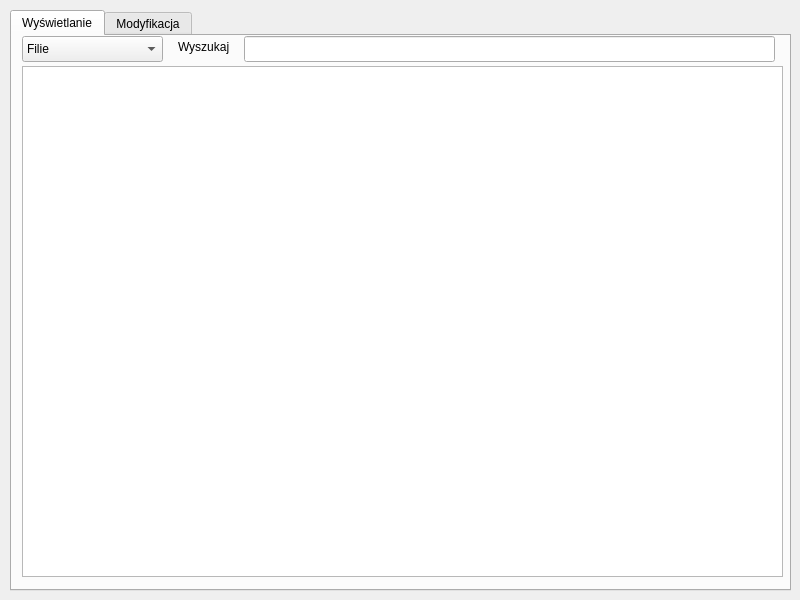
The window that UI/main_window.ui (Ambulanss/library-app) describes before a commit, drawn with Qt 5.
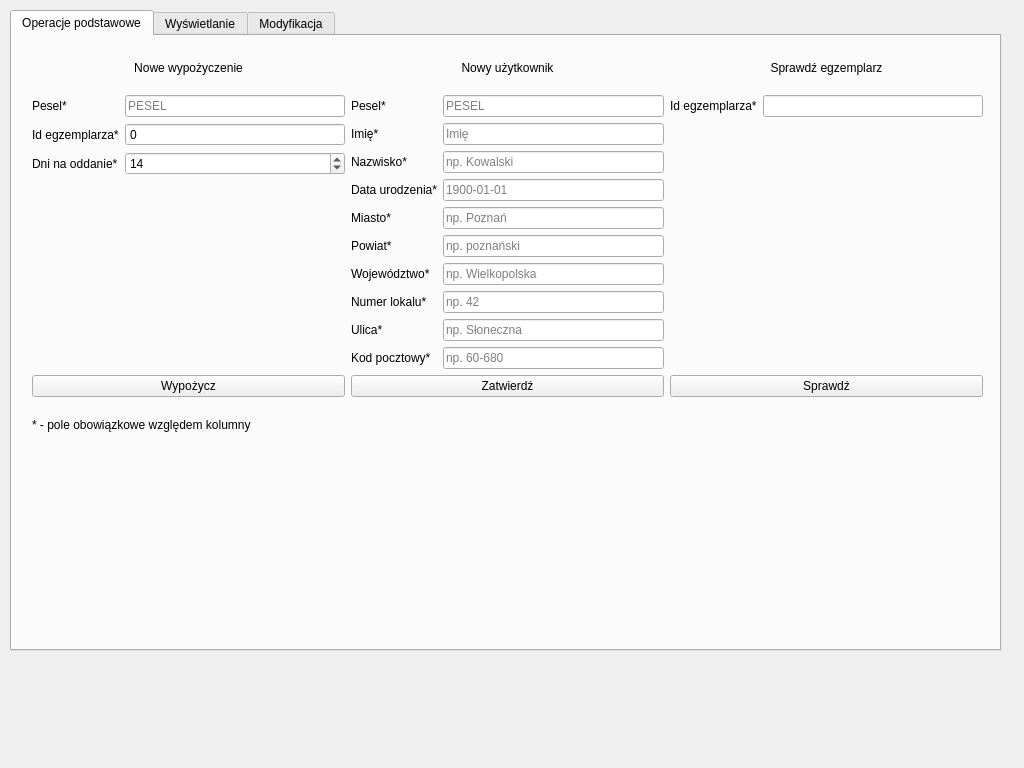
The same window after the commit.

```diff
--- a/UI/main_window.ui
+++ b/UI/main_window.ui
@@ -6,26 +6,26 @@
    <rect>
     <x>0</x>
     <y>0</y>
-    <width>800</width>
-    <height>600</height>
+    <width>1024</width>
+    <height>768</height>
    </rect>
   </property>
   <property name="sizePolicy">
-   <sizepolicy hsizetype="Minimum" vsizetype="Maximum">
+   <sizepolicy hsizetype="Fixed" vsizetype="Fixed">
     <horstretch>0</horstretch>
     <verstretch>0</verstretch>
    </sizepolicy>
   </property>
   <property name="minimumSize">
    <size>
-    <width>800</width>
-    <height>600</height>
+    <width>1024</width>
+    <height>768</height>
    </size>
   </property>
   <property name="maximumSize">
    <size>
-    <width>800</width>
-    <height>600</height>
+    <width>1024</width>
+    <height>768</height>
    </size>
   </property>
   <property name="windowTitle">
@@ -36,8 +36,8 @@
     <rect>
      <x>10</x>
      <y>10</y>
-     <width>781</width>
-     <height>581</height>
+     <width>991</width>
+     <height>641</height>
     </rect>
    </property>
    <layout class="QGridLayout" name="gridLayout">
@@ -52,17 +52,353 @@
       <property name="currentIndex">
        <number>0</number>
       </property>
+      <widget class="QWidget" name="tab_3">
+       <attribute name="title">
+        <string>Operacje podstawowe</string>
+       </attribute>
+       <widget class="QWidget" name="gridLayoutWidget_2">
+        <property name="geometry">
+         <rect>
+          <x>20</x>
+          <y>10</y>
+          <width>951</width>
+          <height>400</height>
+         </rect>
+        </property>
+        <layout class="QGridLayout" name="gridLayout_2">
+         <item row="0" column="2">
+          <widget class="QLabel" name="label_19">
+           <property name="text">
+            <string>Sprawdź egzemplarz</string>
+           </property>
+           <property name="alignment">
+            <set>Qt::AlignCenter</set>
+           </property>
+          </widget>
+         </item>
+         <item row="2" column="1">
+          <widget class="QPushButton" name="addUserButton">
+           <property name="text">
+            <string>Zatwierdź</string>
+           </property>
+          </widget>
+         </item>
+         <item row="1" column="2">
+          <layout class="QFormLayout" name="formLayout_5">
+           <item row="0" column="0">
+            <widget class="QLabel" name="label_18">
+             <property name="text">
+              <string>Id egzemplarza*</string>
+             </property>
+            </widget>
+           </item>
+           <item row="0" column="1">
+            <widget class="QLineEdit" name="lineEdit_2_1"/>
+           </item>
+          </layout>
+         </item>
+         <item row="2" column="2">
+          <widget class="QPushButton" name="checkBookButton">
+           <property name="text">
+            <string>Sprawdź</string>
+           </property>
+          </widget>
+         </item>
+         <item row="1" column="1">
+          <layout class="QFormLayout" name="formLayout_3">
+           <item row="0" column="0">
+            <widget class="QLabel" name="label_6">
+             <property name="text">
+              <string>Pesel*</string>
+             </property>
+            </widget>
+           </item>
+           <item row="0" column="1">
+            <widget class="QLineEdit" name="lineEdit_1_1">
+             <property name="inputMethodHints">
+              <set>Qt::ImhDigitsOnly</set>
+             </property>
+             <property name="maxLength">
+              <number>11</number>
+             </property>
+             <property name="placeholderText">
+              <string notr="true">PESEL</string>
+             </property>
+            </widget>
+           </item>
+           <item row="1" column="0">
+            <widget class="QLabel" name="label_7">
+             <property name="text">
+              <string>Imię*</string>
+             </property>
+            </widget>
+           </item>
+           <item row="1" column="1">
+            <widget class="QLineEdit" name="lineEdit_1_2">
+             <property name="maxLength">
+              <number>50</number>
+             </property>
+             <property name="placeholderText">
+              <string notr="true">Imię</string>
+             </property>
+            </widget>
+           </item>
+           <item row="2" column="0">
+            <widget class="QLabel" name="label_8">
+             <property name="text">
+              <string>Nazwisko*</string>
+             </property>
+            </widget>
+           </item>
+           <item row="2" column="1">
+            <widget class="QLineEdit" name="lineEdit_1_3">
+             <property name="maxLength">
+              <number>50</number>
+             </property>
+             <property name="placeholderText">
+              <string notr="true">np. Kowalski</string>
+             </property>
+            </widget>
+           </item>
+           <item row="3" column="0">
+            <widget class="QLabel" name="label_9">
+             <property name="text">
+              <string>Data urodzenia*</string>
+             </property>
+            </widget>
+           </item>
+           <item row="3" column="1">
+            <widget class="QLineEdit" name="lineEdit_1_4">
+             <property name="inputMethodHints">
+              <set>Qt::ImhDate</set>
+             </property>
+             <property name="text">
+              <string/>
+             </property>
+             <property name="maxLength">
+              <number>10</number>
+             </property>
+             <property name="placeholderText">
+              <string notr="true">1900-01-01</string>
+             </property>
+            </widget>
+           </item>
+           <item row="4" column="0">
+            <widget class="QLabel" name="label_10">
+             <property name="text">
+              <string>Miasto*</string>
+             </property>
+            </widget>
+           </item>
+           <item row="4" column="1">
+            <widget class="QLineEdit" name="lineEdit_1_5">
+             <property name="maxLength">
+              <number>50</number>
+             </property>
+             <property name="placeholderText">
+              <string notr="true">np. Poznań</string>
+             </property>
+            </widget>
+           </item>
+           <item row="5" column="0">
+            <widget class="QLabel" name="label_11">
+             <property name="text">
+              <string>Powiat*</string>
+             </property>
+            </widget>
+           </item>
+           <item row="5" column="1">
+            <widget class="QLineEdit" name="lineEdit_1_6">
+             <property name="maxLength">
+              <number>50</number>
+             </property>
+             <property name="placeholderText">
+              <string notr="true">np. poznański</string>
+             </property>
+            </widget>
+           </item>
+           <item row="6" column="0">
+            <widget class="QLabel" name="label_14">
+             <property name="text">
+              <string>Województwo*</string>
+             </property>
+            </widget>
+           </item>
+           <item row="6" column="1">
+            <widget class="QLineEdit" name="lineEdit_1_7">
+             <property name="maxLength">
+              <number>50</number>
+             </property>
+             <property name="placeholderText">
+              <string notr="true">np. Wielkopolska</string>
+             </property>
+            </widget>
+           </item>
+           <item row="7" column="0">
+            <widget class="QLabel" name="label_15">
+             <property name="text">
+              <string>Numer lokalu*</string>
+             </property>
+            </widget>
+           </item>
+           <item row="7" column="1">
+            <widget class="QLineEdit" name="lineEdit_1_8">
+             <property name="text">
+              <string/>
+             </property>
+             <property name="placeholderText">
+              <string notr="true">np. 42</string>
+             </property>
+            </widget>
+           </item>
+           <item row="8" column="0">
+            <widget class="QLabel" name="label_16">
+             <property name="text">
+              <string>Ulica*</string>
+             </property>
+            </widget>
+           </item>
+           <item row="8" column="1">
+            <widget class="QLineEdit" name="lineEdit_1_9">
+             <property name="placeholderText">
+              <string notr="true">np. Słoneczna</string>
+             </property>
+            </widget>
+           </item>
+           <item row="9" column="0">
+            <widget class="QLabel" name="label_17">
+             <property name="text">
+              <string>Kod pocztowy*</string>
+             </property>
+            </widget>
+           </item>
+           <item row="9" column="1">
+            <widget class="QLineEdit" name="lineEdit_1_10">
+             <property name="maxLength">
+              <number>6</number>
+             </property>
+             <property name="placeholderText">
+              <string notr="true">np. 60-680</string>
+             </property>
+            </widget>
+           </item>
+          </layout>
+         </item>
+         <item row="0" column="0">
+          <widget class="QLabel" name="label_12">
+           <property name="text">
+            <string>Nowe wypożyczenie</string>
+           </property>
+           <property name="alignment">
+            <set>Qt::AlignCenter</set>
+           </property>
+          </widget>
+         </item>
+         <item row="2" column="0">
+          <widget class="QPushButton" name="borrowButton">
+           <property name="text">
+            <string>Wypożycz</string>
+           </property>
+          </widget>
+         </item>
+         <item row="1" column="0">
+          <layout class="QFormLayout" name="formLayout_2">
+           <item row="0" column="0">
+            <widget class="QLabel" name="label_3">
+             <property name="text">
+              <string>Pesel*</string>
+             </property>
+            </widget>
+           </item>
+           <item row="0" column="1">
+            <widget class="QLineEdit" name="lineEdit_0_1">
+             <property name="toolTip">
+              <string>&lt;html&gt;&lt;head/&gt;&lt;body&gt;&lt;p&gt;&lt;span style=&quot; font-weight:600;&quot;&gt;PESEL &lt;/span&gt;- 11 znaków&lt;/p&gt;&lt;/body&gt;&lt;/html&gt;</string>
+             </property>
+             <property name="inputMethodHints">
+              <set>Qt::ImhDigitsOnly</set>
+             </property>
+             <property name="maxLength">
+              <number>11</number>
+             </property>
+             <property name="placeholderText">
+              <string notr="true">PESEL</string>
+             </property>
+             <property name="clearButtonEnabled">
+              <bool>true</bool>
+             </property>
+            </widget>
+           </item>
+           <item row="1" column="0">
+            <widget class="QLabel" name="label_4">
+             <property name="text">
+              <string>Id egzemplarza*</string>
+             </property>
+            </widget>
+           </item>
+           <item row="2" column="0">
+            <widget class="QLabel" name="label_5">
+             <property name="text">
+              <string>Dni na oddanie*</string>
+             </property>
+            </widget>
+           </item>
+           <item row="1" column="1">
+            <widget class="QSpinBox" name="spinBox">
+             <property name="buttonSymbols">
+              <enum>QAbstractSpinBox::NoButtons</enum>
+             </property>
+             <property name="maximum">
+              <number>1000000</number>
+             </property>
+            </widget>
+           </item>
+           <item row="2" column="1">
+            <widget class="QSpinBox" name="spinBox_2">
+             <property name="maximum">
+              <number>120</number>
+             </property>
+             <property name="value">
+              <number>14</number>
+             </property>
+            </widget>
+           </item>
+          </layout>
+         </item>
+         <item row="0" column="1">
+          <widget class="QLabel" name="label_13">
+           <property name="text">
+            <string>Nowy użytkownik</string>
+           </property>
+           <property name="alignment">
+            <set>Qt::AlignCenter</set>
+           </property>
+          </widget>
+         </item>
+         <item row="3" column="0">
+          <widget class="QLabel" name="label">
+           <property name="text">
+            <string>* - pole obowiązkowe względem kolumny</string>
+           </property>
+          </widget>
+         </item>
+        </layout>
+       </widget>
+      </widget>
       <widget class="QWidget" name="tab">
        <attribute name="title">
         <string>Wyświetlanie</string>
        </attribute>
        <widget class="QTableView" name="tableView">
+        <property name="enabled">
+         <bool>true</bool>
+        </property>
         <property name="geometry">
          <rect>
           <x>10</x>
-          <y>30</y>
-          <width>761</width>
-          <height>511</height>
+          <y>70</y>
+          <width>951</width>
+          <height>521</height>
          </rect>
         </property>
        </widget>
@@ -71,7 +407,7 @@
          <rect>
           <x>10</x>
           <y>0</y>
-          <width>141</width>
+          <width>231</width>
           <height>26</height>
          </rect>
         </property>
@@ -81,53 +417,28 @@
           <verstretch>0</verstretch>
          </sizepolicy>
         </property>
-        <item>
-         <property name="text">
-          <string>Filie</string>
-         </property>
-        </item>
-        <item>
-         <property name="text">
-          <string>Użytkownicy</string>
-         </property>
-        </item>
-        <item>
-         <property name="text">
-          <string>Dzieła</string>
-         </property>
-        </item>
-        <item>
-         <property name="text">
-          <string>Egzemplarze</string>
-         </property>
-        </item>
-        <item>
-         <property name="text">
-          <string>Wypożyczenia</string>
-         </property>
-        </item>
        </widget>
-       <widget class="QLineEdit" name="lineEdit">
+       <widget class="QWidget" name="horizontalLayoutWidget">
         <property name="geometry">
          <rect>
-          <x>232</x>
-          <y>0</y>
-          <width>531</width>
-          <height>26</height>
+          <x>10</x>
+          <y>30</y>
+          <width>951</width>
+          <height>31</height>
          </rect>
         </property>
        </widget>
-       <widget class="QLabel" name="label">
+       <widget class="QPushButton" name="searchButton">
         <property name="geometry">
          <rect>
-          <x>166</x>
+          <x>710</x>
           <y>0</y>
-          <width>61</width>
-          <height>21</height>
+          <width>251</width>
+          <height>32</height>
          </rect>
         </property>
         <property name="text">
-         <string>Wyszukaj</string>
+         <string>Wyszukaj wg wzorca</string>
         </property>
        </widget>
       </widget>
@@ -138,77 +449,8 @@
        <widget class="QWidget" name="formLayoutWidget">
         <property name="geometry">
          <rect>
-          <x>9</x>
-          <y>9</y>
-          <width>391</width>
-          <height>481</height>
-         </rect>
-        </property>
-        <layout class="QFormLayout" name="formLayout_2">
-         <item row="0" column="0">
-          <widget class="QLabel" name="label_2">
-           <property name="sizePolicy">
-            <sizepolicy hsizetype="Preferred" vsizetype="Preferred">
-             <horstretch>0</horstretch>
-             <verstretch>0</verstretch>
-            </sizepolicy>
-           </property>
-           <property name="text">
-            <string>Tabela:</string>
-           </property>
-          </widget>
-         </item>
-         <item row="0" column="1">
-          <widget class="QComboBox" name="comboBox_2">
-           <item>
-            <property name="text">
-             <string>Użytkownik</string>
-            </property>
-           </item>
-           <item>
-            <property name="text">
-             <string>Wypożyczenie</string>
-            </property>
-           </item>
-           <item>
-            <property name="text">
-             <string>Rezerwacja</string>
-            </property>
-           </item>
-           <item>
-            <property name="text">
-             <string>Dzieło</string>
-            </property>
-           </item>
-           <item>
-            <property name="text">
-             <string>Egzemplarz</string>
-            </property>
-           </item>
-           <item>
-            <property name="text">
-             <string>Filia</string>
-            </property>
-           </item>
-          </widget>
-         </item>
-         <item row="1" column="1">
-          <widget class="QLineEdit" name="lineEdit_2"/>
-         </item>
-         <item row="1" column="0">
-          <widget class="QLabel" name="label_3">
-           <property name="text">
-            <string>Wartości:</string>
-           </property>
-          </widget>
-         </item>
-        </layout>
-       </widget>
-       <widget class="QWidget" name="">
-        <property name="geometry">
-         <rect>
-          <x>410</x>
-          <y>10</y>
+          <x>590</x>
+          <y>50</y>
           <width>351</width>
           <height>101</height>
          </rect>
```
Left out of the diff: 58 changed lines with no effect on the pictures.
